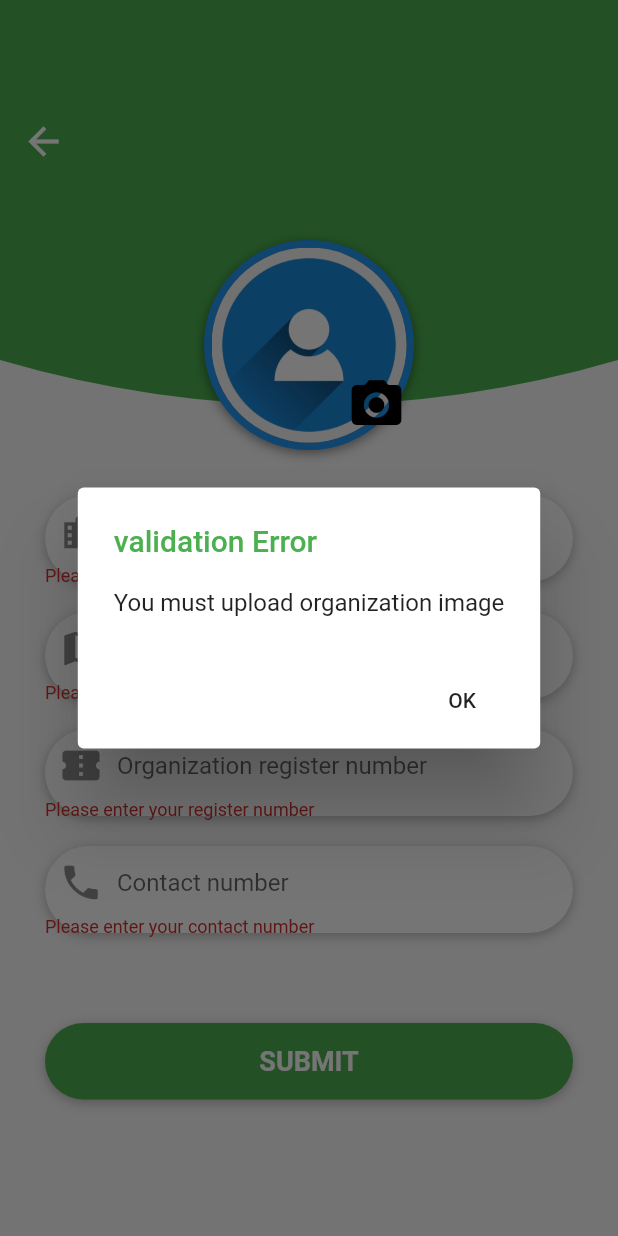
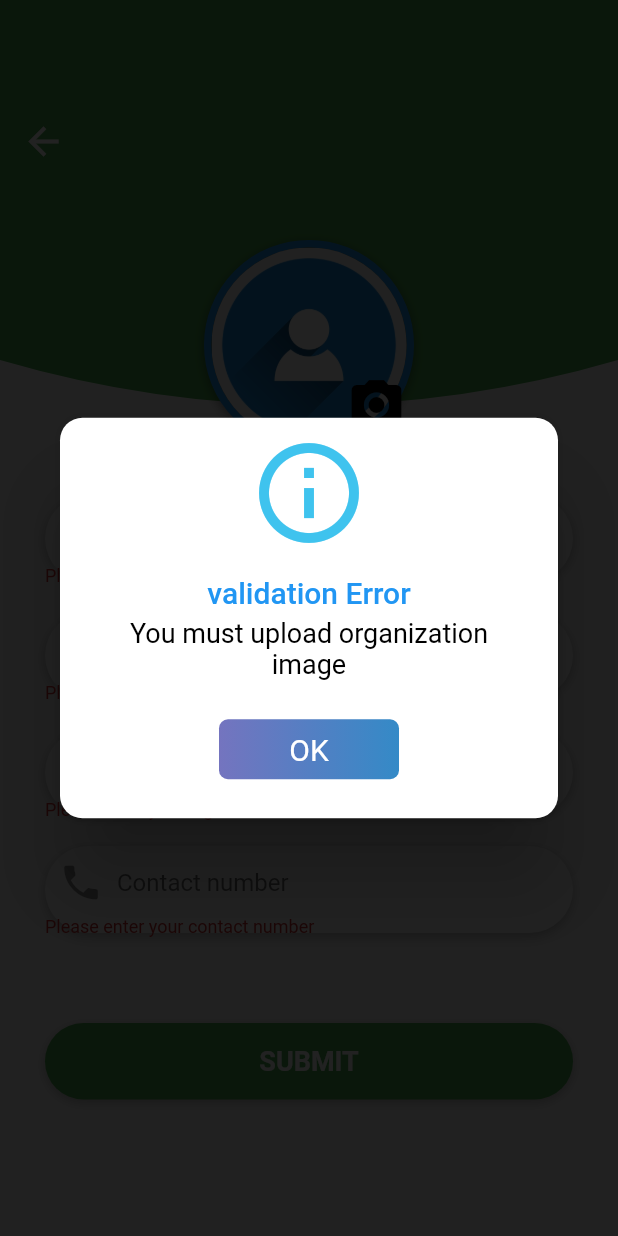
Before and after one commit to Thusatharan/FoodWastageManagement, a Flutter app: the OrganizationRegisterScreen screen opened by its route, after a tap on "SUBMIT", on a phone screen of 412 x 824 dp. Run offline on Flutter 3.47's test engine with Material 2 defaults, Android fonts, the phone set to English and light mode, and no system bars; drawn by our look-alikes of rflutter_alert; our stand-ins replace bubble_bottom_bar, cloud_firestore, firebase_auth, firebase_core, firebase_storage, flutter_custom_clippers and 6 more; accounts and stored records are empty.

Commit message:
Seventh Commit

```diff
--- a/lib/screens/auth_screens/auth_screen.dart
+++ b/lib/screens/auth_screens/auth_screen.dart
@@ -67,7 +67,7 @@ class _AuthScreenState extends State<AuthScreen> {
 
             showDialogAlertWidget(
               context: context,
-              error: error,
+              error: error.message,
               title: 'Error Message!',
             );
           });
@@ -102,7 +102,7 @@ class _AuthScreenState extends State<AuthScreen> {
 
             showDialogAlertWidget(
               context: context,
-              error: error,
+              error: error.message,
               title: 'Error Message!',
             );
           });
@@ -114,7 +114,7 @@ class _AuthScreenState extends State<AuthScreen> {
 
         showDialogAlertWidget(
           context: context,
-          error: error,
+          error: error.message,
           title: 'Error Message!',
         );
       }
--- a/lib/screens/auth_screens/forgot_password_screen.dart
+++ b/lib/screens/auth_screens/forgot_password_screen.dart
@@ -56,7 +56,7 @@ class _ForgotPasswordScreenState extends State<ForgotPasswordScreen> {
 
           showDialogAlertWidget(
             context: context,
-            error: error,
+            error: error.message,
             title: 'Error Message!',
           );
         });
--- a/lib/screens/auth_screens/google_auth_role_screen.dart
+++ b/lib/screens/auth_screens/google_auth_role_screen.dart
@@ -47,7 +47,7 @@ class _GoogleAuthRoleScreenState extends State<GoogleAuthRoleScreen> {
 
         showDialogAlertWidget(
           context: context,
-          error: error,
+          error: error.message,
           title: 'Error Message!',
         );
       }
--- a/lib/screens/home_screens/user_screens/organization_screens/organization_food_upload_screen.dart
+++ b/lib/screens/home_screens/user_screens/organization_screens/organization_food_upload_screen.dart
@@ -99,7 +99,7 @@ class _OrganizationFoodUploadScreenState
 
         showDialogAlertWidget(
           context: context,
-          error: error,
+          error: error.message,
           title: 'Error Occured!',
         );
       });
--- a/lib/screens/home_screens/user_screens/organization_screens/organization_register_screen.dart
+++ b/lib/screens/home_screens/user_screens/organization_screens/organization_register_screen.dart
@@ -49,8 +49,9 @@ class _OrganizationRegisterScreenState
   }
 
   Future<String> _uploadImage(image) async {
-    UploadTask _uploadTask =
-        storageRef.child('organizations/post_${_currentUser.uid}.jpg').putFile(_image);
+    UploadTask _uploadTask = storageRef
+        .child('organizations/post_${_currentUser.uid}.jpg')
+        .putFile(_image);
     TaskSnapshot _storageSnap = await _uploadTask;
     String _downloadUrl = await _storageSnap.ref.getDownloadURL();
     return _downloadUrl;
@@ -61,28 +62,66 @@ class _OrganizationRegisterScreenState
     FocusScope.of(context).unfocus();
 
     if (_image == null) {
-      return showDialog(
+
+      var alertStyle = AlertStyle(
+        isCloseButton: false,
+        isOverlayTapDismiss: false,
+        descTextAlign: TextAlign.center,
+        alertBorder: RoundedRectangleBorder(
+          borderRadius: BorderRadius.circular(15.0),
+        ),
+        titleStyle: TextStyle(
+          color: Colors.blue,
+        ),
+      );
+
+      return Alert(
         context: context,
-        builder: (context) {
-          return AlertDialog(
-            title: Text(
-              'validation Error',
+        style: alertStyle,
+        type: AlertType.info,
+        title: 'validation Error',
+        desc: 'You must upload organization image',
+        buttons: [
+          DialogButton(
+            child: Text(
+              "OK",
               style: TextStyle(
-                color: Theme.of(context).primaryColor,
+                color: Colors.white,
+                fontSize: 20,
               ),
             ),
-            content: Text('You must upload organization image'),
-            actions: [
-              FlatButton(
-                child: Text('OK'),
-                onPressed: () {
-                  Navigator.of(context).pop();
-                },
-              ),
-            ],
-          );
-        },
-      );
+            onPressed: () => Navigator.pop(context),
+            width: 120,
+            gradient: LinearGradient(colors: [
+              Color.fromRGBO(116, 116, 191, 1.0),
+              Color.fromRGBO(52, 138, 199, 1.0)
+            ]),
+          )
+        ],
+      ).show();
+
+      //showDialog(
+      //  context: context,
+      //  builder: (context) {
+      //    return AlertDialog(
+      //      title: Text(
+      //        'validation Error',
+      //        style: TextStyle(
+      //          color: Theme.of(context).primaryColor,
+      //        ),
+      //      ),
+      //      content: Text('You must upload organization image'),
+      //      actions: [
+      //        FlatButton(
+      //          child: Text('OK'),
+      //          onPressed: () {
+      //            Navigator.of(context).pop();
+      //          },
+      //        ),
+      //      ],
+      //    );
+      //  },
+      //);
     }
 
     if (_isValid && _image != null) {
@@ -124,22 +163,10 @@ class _OrganizationRegisterScreenState
           _numberController.clear();
         });
 
-        showDialog(
+        showDialogAlertWidget(
           context: context,
-          builder: (context) {
-            return AlertDialog(
-              title: Text('Error Occured!'),
-              content: Text(error.toString()),
-              actions: [
-                FlatButton(
-                  child: Text('OK'),
-                  onPressed: () {
-                    Navigator.of(context).pop();
-                  },
-                ),
-              ],
-            );
-          },
+          error: error.message,
+          title: 'Error Message!',
         );
       });
     }
@@ -153,10 +180,10 @@ class _OrganizationRegisterScreenState
         _image = File(pickedFile.path);
       });
       Navigator.pop(context);
-    }).catchError((error){
+    }).catchError((error) {
       showDialogAlertWidget(
         context: context,
-        error: error,
+        error: error.message,
         title: 'Error Message!',
       );
     });
@@ -240,52 +267,6 @@ class _OrganizationRegisterScreenState
         )
       ],
     ).show();
-
-
-    //showDialog(
-    //  context: context,
-    //  builder: (context) {
-    //    return SimpleDialog(
-    //      title: Text(
-    //        'Organization Image',
-    //        style: TextStyle(
-    //          color: Theme.of(context).primaryColor,
-    //          fontWeight: FontWeight.bold,
-    //        ),
-    //      ),
-    //      children: [
-    //        SimpleDialogOption(
-    //          child: Text(
-    //            'Capture with camera',
-    //            style: TextStyle(
-    //              color: Colors.black,
-    //            ),
-    //          ),
-    //          onPressed: () => _getImage(ImageSource.camera),
-    //        ),
-    //        SimpleDialogOption(
-    //          child: Text(
-    //            'Select From Gallery',
-    //            style: TextStyle(
-    //              color: Colors.black,
-    //            ),
-    //          ),
-    //          onPressed: () => _getImage(ImageSource.gallery),
-    //        ),
-    //        Divider(),
-    //        SimpleDialogOption(
-    //          child: Text(
-    //            'Cancel',
-    //            style: TextStyle(
-    //              color: Colors.black,
-    //            ),
-    //          ),
-    //          onPressed: () => Navigator.pop(context),
-    //        ),
-    //      ],
-    //    );
-    //  },
-    //);
   }
 
   /* ********************************************************* */
--- a/lib/screens/home_screens/user_screens/receiver_screens/receiver_food_detail_screen.dart
+++ b/lib/screens/home_screens/user_screens/receiver_screens/receiver_food_detail_screen.dart
@@ -1,4 +1,5 @@
 import 'package:flutter/material.dart';
+import 'package:font_awesome_flutter/font_awesome_flutter.dart';
 import 'package:food_wastage_management/providers/foods_provider.dart';
 import 'package:food_wastage_management/widgets/rating_stars_widget.dart';
 import 'package:provider/provider.dart';
@@ -116,7 +117,7 @@ class _ReceiverFoodDetailScreenState extends State<ReceiverFoodDetailScreen> {
                 padding: const EdgeInsets.symmetric(
                     horizontal: 10.0, vertical: 60.0),
                 child: IconButton(
-                  icon: Icon(Icons.arrow_back),
+                  icon: Icon(FontAwesomeIcons.arrowCircleLeft),
                   color: Theme.of(context).primaryColor,
                   iconSize: 30.0,
                   onPressed: () {
```
Also changed, not shown: lib/widgets/show_dialog_alert_widget.dart (+1 -18 lines).
